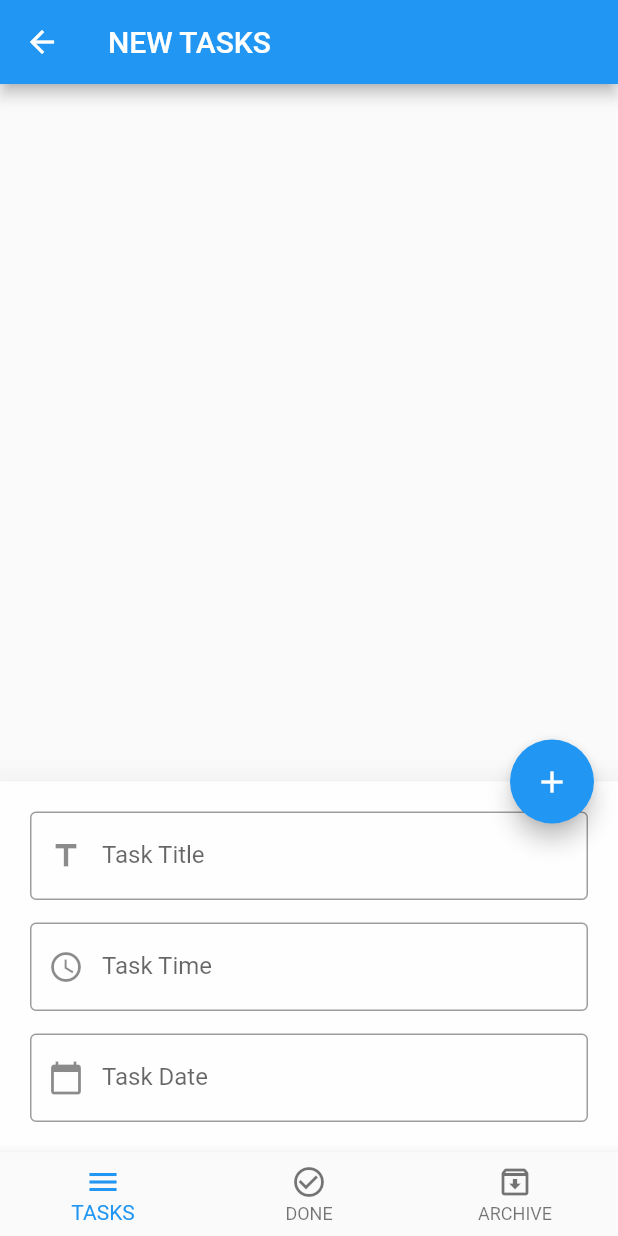
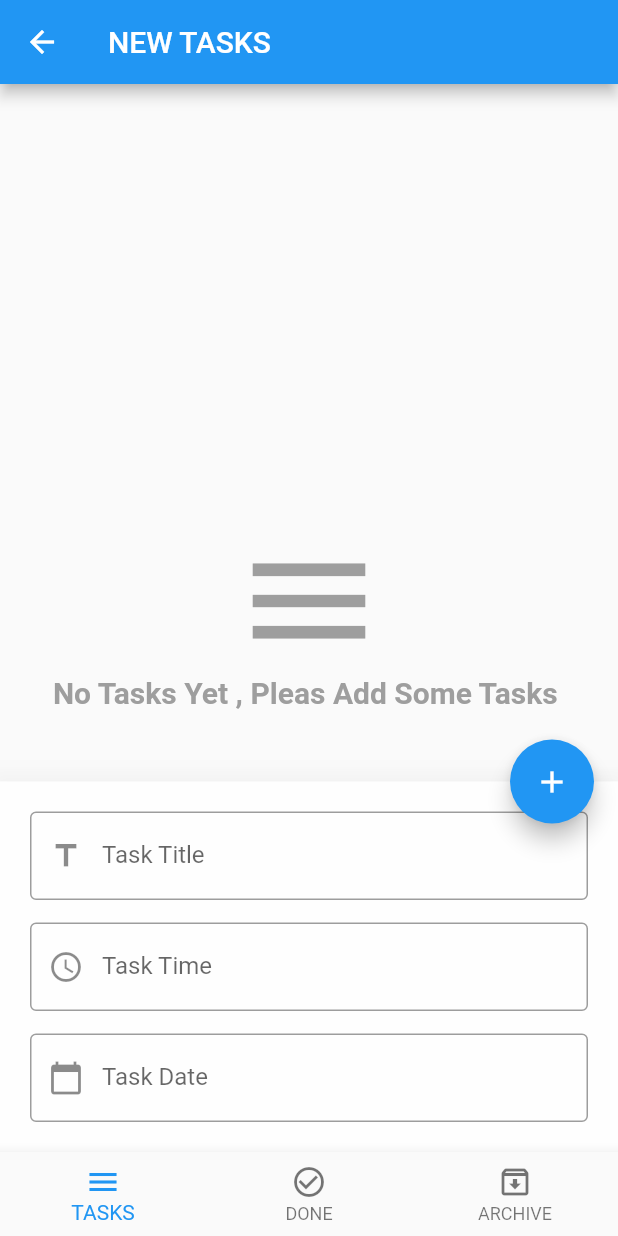
Before and after one commit to ahmadLubbad/Flutter-Todo-App, a Flutter app: the screen it shows after launch, after a tap on the "edit" icon, on a phone screen of 412 x 824 dp. Run offline on Flutter 3.47's test engine with Material 2 defaults, Android fonts, the phone set to English and light mode, and no system bars; our stand-ins replace bloc, conditional_builder, flutter_bloc, sqflite; accounts and stored records are empty.

Commit message:
Delete tasks and finish app

```diff
--- a/lib/modules/new_tasks/new_tasks_screen.dart
+++ b/lib/modules/new_tasks/new_tasks_screen.dart
@@ -1,3 +1,4 @@
+// import 'package:conditional_builder/conditional_builder.dart';
 import 'package:flutter/material.dart';
 import 'package:flutter_bloc/flutter_bloc.dart';
 import 'package:untitled/shared/cubit/cubit.dart';
@@ -18,14 +19,8 @@ class NewTasksScreen extends StatelessWidget {
         var tasks=AppCubit.get(context).newTasks;
 
 
-        return  ListView.separated(
-          itemBuilder: (context, index) => buildTasksItem(tasks[index],context),
-          separatorBuilder: (context, index) => Container(
-            width: double.infinity,
-            height: 1,
-            color: Colors.grey[300],
-          ),
-          itemCount: tasks.length,
+        return  tasksBuilder(
+          tasks: tasks,
         );
       },
     );
--- a/lib/shared/componants/componants.dart
+++ b/lib/shared/componants/componants.dart
@@ -1,3 +1,4 @@
+import 'package:conditional_builder/conditional_builder.dart';
 import 'package:flutter/cupertino.dart';
 import 'package:flutter/material.dart';
 import 'package:untitled/shared/cubit/cubit.dart';
@@ -58,62 +59,161 @@ Widget defaultFormField({
       ),
     );
 
-Widget buildTasksItem(Map model, context)=>Padding(
+Widget buildTasksItem(Map model, context)=>Dismissible(
+  key: Key(model['id'].toString()),
+  child:   Padding(
+
     padding: const EdgeInsets.all(20.0),
+
     child: Row(
+
       children: [
+
         CircleAvatar(
+
           radius: 40.0,
+
           child: Text('${model['time']}'),
+
         ),
+
         SizedBox(
+
           width: 20.0,
+
         ),
+
         Expanded(
+
           child: Column(
+
             mainAxisSize: MainAxisSize.min,
+
             crossAxisAlignment: CrossAxisAlignment.start,
+
             children: [
+
               Text(
+
                 '${model['title']}',
+
                 style: TextStyle(fontSize: 16.0, fontWeight: FontWeight.bold),
+
+              ),
+
+              Text(
+
+                '${model['date']}',
+
+                style: TextStyle(color: Colors.grey),
+
+              )
+
+            ],
+
+          ),
+
+        ),
+
+        SizedBox(
+
+          width: 20.0,
+
+        ),
+
+        IconButton(
+
+          onPressed: ()
+
+          {
+
+            AppCubit.get(context).updateData
+
+              (
+
+              status: 'done', id: model['id'],
+
+            );
+
+          },
+
+          icon:Icon(
+
+              Icons.check_box,
+
+            color: Colors.green,
+
+          ),
+
+        ),
+
+        IconButton(
+
+          onPressed: ()
+
+          {
+
+            AppCubit.get(context).updateData
+
+              (
+
+              status: 'archive', id: model['id'],
+
+            );
+
+          },
+
+          icon:Icon(
+
+              Icons.archive,
+
+            color: Colors.black45,
+
+          ),
+
+        ),
+
+      ],
+
+    ),
+
+  ),
+  onDismissed: (direction){
+    AppCubit.get(context).DeleteData(id: model['id']);
+  },
+);
+
+Widget tasksBuilder({
+  @required List<Map>tasks
+}) => ConditionalBuilder(
+  condition: tasks.length > 0,
+  builder: (context)=>ListView.separated(
+    itemBuilder: (context, index) => buildTasksItem(tasks[index],context),
+    separatorBuilder: (context, index) => Container(
+      width: double.infinity,
+      height: 1,
+      color: Colors.grey[300],
+    ),
+    itemCount: tasks.length,
+  ),
+  fallback: (context)=>Center(
+    child: Column(
+      mainAxisAlignment: MainAxisAlignment.center,
+      children: [
+        Icon(
+          Icons.menu,
+          size: 100.0,
+          color: Colors.grey,
         ),
         Text(
-              '${model['date']}',
-              style: TextStyle(color: Colors.grey),
-            )
-          ],
-        ),
-      ),
-      SizedBox(
-        width: 20.0,
-      ),
-      IconButton(
-        onPressed: ()
-        {
-          AppCubit.get(context).updateData
-            (
-            status: 'done', id: model['id'],
-          );
-        },
-        icon:Icon(
-            Icons.check_box,
-          color: Colors.green,
-        ),
-      ),
-      IconButton(
-        onPressed: ()
-        {
-          AppCubit.get(context).updateData
-            (
-            status: 'archive', id: model['id'],
-          );
-        },
-        icon:Icon(
-            Icons.archive,
-          color: Colors.black45,
+          'No Tasks Yet , Pleas Add Some Tasks ',
+          style: TextStyle(
+              fontWeight: FontWeight.bold,
+              fontSize: 20,
+              color: Colors.grey
           ),
         ),
       ],
     ),
+  ),
 );
--- a/lib/shared/cubit/cubit.dart
+++ b/lib/shared/cubit/cubit.dart
@@ -37,8 +37,8 @@ class AppCubit extends Cubit<AppStates>{
   List<Map>archivedTasks=[];
 
 
-  void createDatabase() async {
-    database = await openDatabase(
+  void createDatabase()  {
+    openDatabase(
       'todo.db',
       version: 1,
       onCreate: (database, version) {
@@ -124,7 +124,7 @@ class AppCubit extends Cubit<AppStates>{
   {
 
      database.rawUpdate(
-        'UPDATE tasks SET status = ?,WHERE id = ?',
+        'UPDATE tasks SET status = ? WHERE id = ?',
 
         ['$status', id]//list of value
     ).then((value){
@@ -132,6 +132,20 @@ class AppCubit extends Cubit<AppStates>{
        getDataFromDatabase(database);
       emit(AppUpdateDatabaseState());
      });
+  }
+
+  void DeleteData({
+    @required int id,
+  })async
+  {
+
+    database.rawDelete(
+        'DELETE FROM tasks WHERE id = ?', [id]
+    ).then((value){
+
+      getDataFromDatabase(database);
+      emit(AppDeleteDatabaseState());
+    });
   }
 
   bool isBottomSheetShow = false;
--- a/lib/shared/cubit/states.dart
+++ b/lib/shared/cubit/states.dart
@@ -14,4 +14,6 @@ class AppInsertDatabaseState extends AppStates{}
 
 class AppUpdateDatabaseState extends AppStates{}
 
+class AppDeleteDatabaseState extends AppStates{}
+
 class AppChangeBottomSheetBarState extends AppStates{}
```
Also changed, not shown: lib/layout/home_layout.dart (+0 -18 lines), lib/modules/archive_tasks/archive_tasks_screen.dart (+2 -8 lines), lib/modules/done_tasks/done_tasks_screen.dart (+2 -8 lines). Lines whose indentation alone changed are shown as unchanged.
